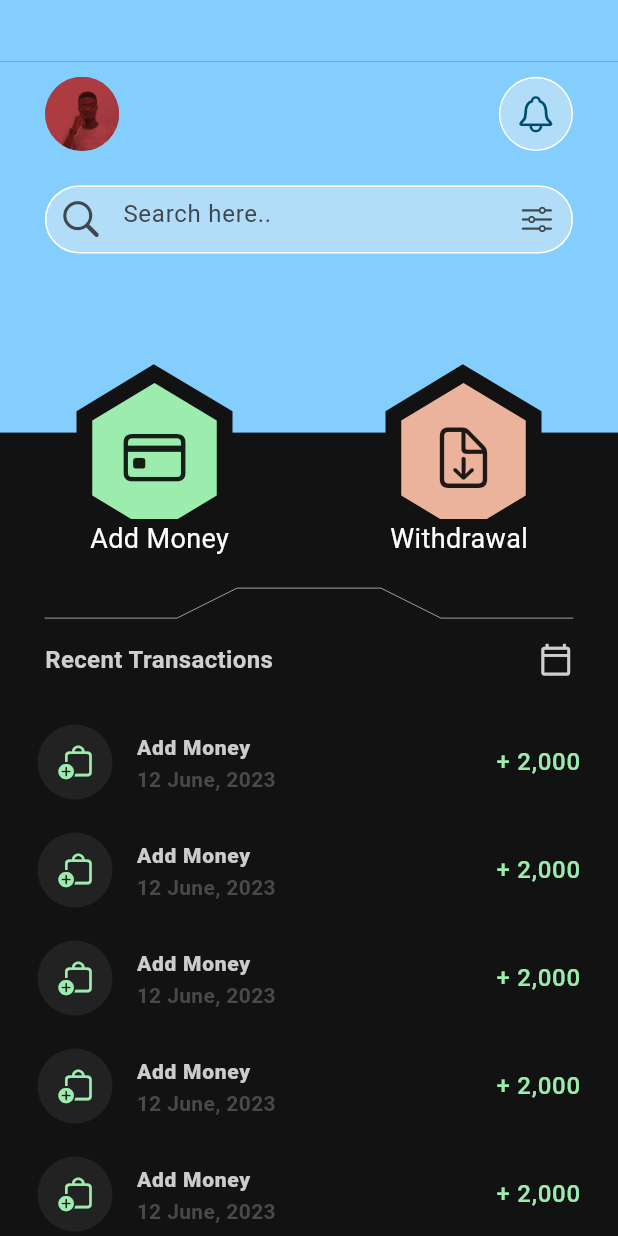
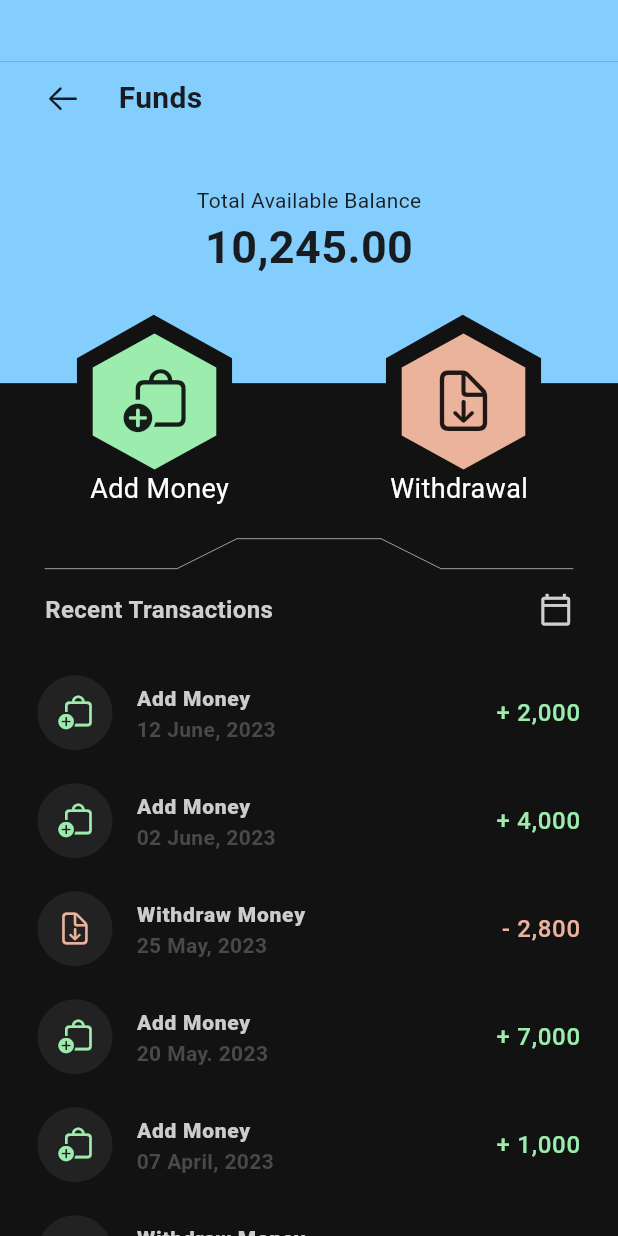
Before and after one commit to kenresoft/stockup_app, a Flutter app: the screen it shows after launch, on a phone screen of 412 x 824 dp. Run offline on Flutter 3.47's test engine with Material 3 defaults, Android fonts, the phone set to English and light mode, and no system bars; our stand-ins replace fl_chart; missing offline and left inert: fontresoft.

Commit message:
UI enhancement on funds.dart

```diff
--- a/lib/ui/funds.dart
+++ b/lib/ui/funds.dart
@@ -2,7 +2,6 @@ import 'package:flutter/cupertino.dart';
 import 'package:flutter/material.dart';
 import 'package:stockup_app/shape/funds_clip.dart';
 import 'package:stockup_app/shape/funds_divider_clip.dart';
-import 'package:stockup_app/shape/home_clip_2.dart';
 
 class Funds extends StatefulWidget {
   const Funds({super.key});
@@ -27,13 +26,13 @@ class _FundsState extends State<Funds> {
               height: height * .05,
             ),
             SizedBox(
-              height: height * .37,
+              height: height * .33,
               child: Stack(
                 children: [
                   /// Background
                   Positioned(
                     top: 0,
-                    height: height * .3,
+                    height: height * .26,
                     width: width,
                     child: Container(color: const Color(0xff84CEFE)),
                   ),
@@ -42,32 +41,14 @@ class _FundsState extends State<Funds> {
                   Positioned(
                     top: 10,
                     width: width,
-                    child: Padding(
-                      padding: const EdgeInsets.symmetric(horizontal: 30),
+                    child: const Padding(
+                      padding: EdgeInsets.symmetric(horizontal: 30),
                       child: Row(
-                        mainAxisAlignment: MainAxisAlignment.spaceBetween,
                         children: [
-                          ClipOval(
-                            child: CircleAvatar(
-                              backgroundColor: const Color(0xffAD3B42),
-                              maxRadius: height * .03,
-                              child: const Image(
-                                image: ExactAssetImage('assets/images/profile.jpg'),
-                                fit: BoxFit.fitHeight,
-                                height: 60,
-                                colorBlendMode: BlendMode.multiply,
-                                color: Color(0xffAD3B42),
-                              ),
-                            ),
-                          ),
-                          CircleAvatar(
-                            backgroundColor: const Color(0xffffffff),
-                            maxRadius: height * .03,
-                            child: CircleAvatar(
-                              backgroundColor: const Color(0xffB2DDF9),
-                              maxRadius: (height * .03) - 1,
-                              child: const Icon(CupertinoIcons.bell, size: 28),
-                            ),
+                          Icon(CupertinoIcons.arrow_left),
+                          Padding(
+                            padding: EdgeInsets.symmetric(horizontal: 25),
+                            child: Text('Funds', style: TextStyle(fontSize: 20, fontWeight: FontWeight.bold)),
                           ),
                         ],
                       ),
@@ -78,26 +59,13 @@ class _FundsState extends State<Funds> {
                   Positioned(
                     width: width,
                     top: (height * .2) / 2,
-                    height: height * .055,
-                    child: Padding(
-                      padding: const EdgeInsets.symmetric(horizontal: 30),
-                      child: TextField(
-                        decoration: InputDecoration(
-                          prefixIcon: const Icon(CupertinoIcons.search, size: 30),
-                          suffixIcon: const Icon(CupertinoIcons.slider_horizontal_3),
-                          hintText: 'Search here..',
-                          filled: true,
-                          contentPadding: const EdgeInsets.symmetric(horizontal: 15, vertical: 17),
-                          fillColor: const Color(0xffB2DDF9),
-                          enabledBorder: OutlineInputBorder(
-                            borderRadius: BorderRadius.circular(50),
-                            borderSide: const BorderSide(color: Colors.white),
-                          ),
-                          focusedBorder: OutlineInputBorder(
-                            borderRadius: BorderRadius.circular(50),
-                            borderSide: const BorderSide(color: Colors.white),
-                          ),
-                        ),
+                    child: const Padding(
+                      padding: EdgeInsets.symmetric(horizontal: 30),
+                      child: Column(
+                        children: [
+                          Text('Total Available Balance'),
+                          Text('10,245.00', style: TextStyle(fontSize: 30, fontWeight: FontWeight.bold)),
+                        ],
                       ),
                     ),
                   ),
@@ -105,13 +73,13 @@ class _FundsState extends State<Funds> {
                   /// Dashboard Head
                   Positioned(
                     width: width,
-                    top: height * .2599,
+                    top: height * .2199,
                     child: Row(
                       crossAxisAlignment: CrossAxisAlignment.center,
                       mainAxisAlignment: MainAxisAlignment.spaceAround,
                       children: [
-                        buildBoardA(const Color(0xff9CECAE), CupertinoIcons.creditcard),
-                        buildBoardA(const Color(0xffECB39C), CupertinoIcons.arrow_down_doc),
+                        buildBoardA(width, height, const Color(0xff9CECAE), CupertinoIcons.bag_badge_plus),
+                        buildBoardA(width, height, const Color(0xffECB39C), CupertinoIcons.arrow_down_doc),
                       ],
                     ),
                   ),
@@ -161,25 +129,33 @@ class _FundsState extends State<Funds> {
             SizedBox(
               height: height / 2,
               child: ListView.builder(
-                itemCount: 18,
+                itemCount: transactions.length,
                 padding: EdgeInsets.zero,
                 itemBuilder: (context, index) {
-                  return const ListTile(
-                    contentPadding: EdgeInsets.symmetric(horizontal: 25),
+                  return ListTile(
+                    contentPadding: const EdgeInsets.symmetric(horizontal: 25),
                     leading: CircleAvatar(
-                      backgroundColor: Color(0xff222222),
+                      backgroundColor: const Color(0xff222222),
                       maxRadius: 25,
-                      child: Icon(CupertinoIcons.bag_badge_plus, color: Color(0xff9CECAE)),
+                      child: transactions[index].amount.contains('+')
+                          ? const Icon(CupertinoIcons.bag_badge_plus, color: Color(0xff9CECAE))
+                          : const Icon(CupertinoIcons.arrow_down_doc, color: Color(0xffECB39C)),
                     ),
                     title: Text(
-                      'Add Money',
-                      style: TextStyle(color: Color(0xffcccccc), fontSize: 14, fontWeight: FontWeight.w800),
+                      transactions[index].amount.contains('+') ? 'Add Money' : 'Withdraw Money',
+                      style: const TextStyle(color: Color(0xffcccccc), fontSize: 14, fontWeight: FontWeight.w800),
                     ),
                     subtitle: Text(
-                      '12 June, 2023',
-                      style: TextStyle(fontWeight: FontWeight.w600, color: Color(0xff494949)),
+                      transactions[index].date,
+                      style: const TextStyle(fontWeight: FontWeight.w600, color: Color(0xff494949)),
                     ),
-                    trailing: Text('+ 2,000', style: TextStyle(fontSize: 16, color: Color(0xff9CECAE))),
+                    trailing: Text(
+                      transactions[index].amount,
+                      style: TextStyle(
+                        fontSize: 16,
+                        color: transactions[index].amount.contains('+') ? const Color(0xff9CECAE) : const Color(0xffECB39C),
+                      ),
+                    ),
                   );
                 },
               ),
@@ -190,88 +166,10 @@ class _FundsState extends State<Funds> {
     );
   }
 
-  Widget buildNavIcon(double position, IconData iconData) {
-    return Positioned(
-      bottom: 30,
-      height: 50,
-      width: 50,
-      left: position,
-      child: Card(
-        color: const Color(0xff202020),
-        shape: RoundedRectangleBorder(borderRadius: BorderRadius.circular(35)),
-        elevation: 0,
-        shadowColor: Colors.grey,
-        margin: EdgeInsets.zero,
-        surfaceTintColor: const Color(0xff202020),
-        child: Icon(
-          iconData,
-          color: Colors.white,
-        ),
-      ),
-    );
-  }
-
-  Container buildBoardB(BuildContext context, String text1, String text2, String text3) {
-    double width = MediaQuery.of(context).size.width;
-    double height = MediaQuery.of(context).size.height;
-    debugPrint(height.toString());
-    return Container(
-      margin: EdgeInsets.symmetric(horizontal: 15, vertical: height * 0.014),
-      height: height * .18,
-      child: Stack(
-        children: [
-          CustomPaint(
-            size: Size(width * 0.38, height * 0.123),
-            painter: const HomeClip2(Color(0xff1A1A1A)),
-          ),
-          const Positioned(
-            top: 0,
-            child: ClipOval(
-              child: CircleAvatar(
-                child: Image(
-                  image: ExactAssetImage('assets/images/profile.jpg'),
-                  fit: BoxFit.fitHeight,
-                  height: 60,
-                  colorBlendMode: BlendMode.multiply,
-                  color: Color(0xffaaaaaa),
-                ),
-              ),
-            ),
-          ),
-          Positioned(
-            top: 45,
-            height: 90,
-            child: Center(
-              child: Column(
-                mainAxisSize: MainAxisSize.max,
-                crossAxisAlignment: CrossAxisAlignment.start,
-                mainAxisAlignment: MainAxisAlignment.spaceAround,
-                children: [
-                  Padding(
-                    padding: const EdgeInsets.symmetric(horizontal: 16),
-                    child: Text(text1, style: const TextStyle(color: Colors.white)),
-                  ),
-                  Padding(
-                    padding: const EdgeInsets.symmetric(horizontal: 32),
-                    child: Text(text2, style: const TextStyle(color: Colors.white, fontSize: 18)),
-                  ),
-                  Padding(
-                    padding: const EdgeInsets.symmetric(horizontal: 32),
-                    child: Text(text3, style: TextStyle(color: text3.contains('-') ? Colors.red : Colors.green)),
-                  ),
-                ],
-              ),
-            ),
-          ),
-        ],
-      ),
-    );
-  }
-
-  Widget buildBoardA(Color bgColor, IconData iconData) {
+  Widget buildBoardA(double width, double height, Color bgColor, IconData iconData) {
     return SizedBox(
-      width: 83,
-      height: 100,
+      width: width * 0.2,
+      height: height * 0.11,
       child: CustomPaint(
         painter: FundsClip(bgColor),
         child: Icon(
@@ -281,6 +179,15 @@ class _FundsState extends State<Funds> {
       ),
     );
   }
+
+  final List<Transaction> transactions = [
+    Transaction('12 June, 2023', '+ 2,000'),
+    Transaction('02 June, 2023', '+ 4,000'),
+    Transaction('25 May, 2023', '- 2,800'),
+    Transaction('20 May. 2023', '+ 7,000'),
+    Transaction('07 April, 2023', '+ 1,000'),
+    Transaction('03 March, 2023', '- 9,000'),
+  ];
 }
 
 extension Log<T> on T {
@@ -289,3 +196,10 @@ extension Log<T> on T {
     return this;
   }
 }
+
+class Transaction {
+  Transaction(this.date, this.amount);
+
+  final String date;
+  final String amount;
+}
```
